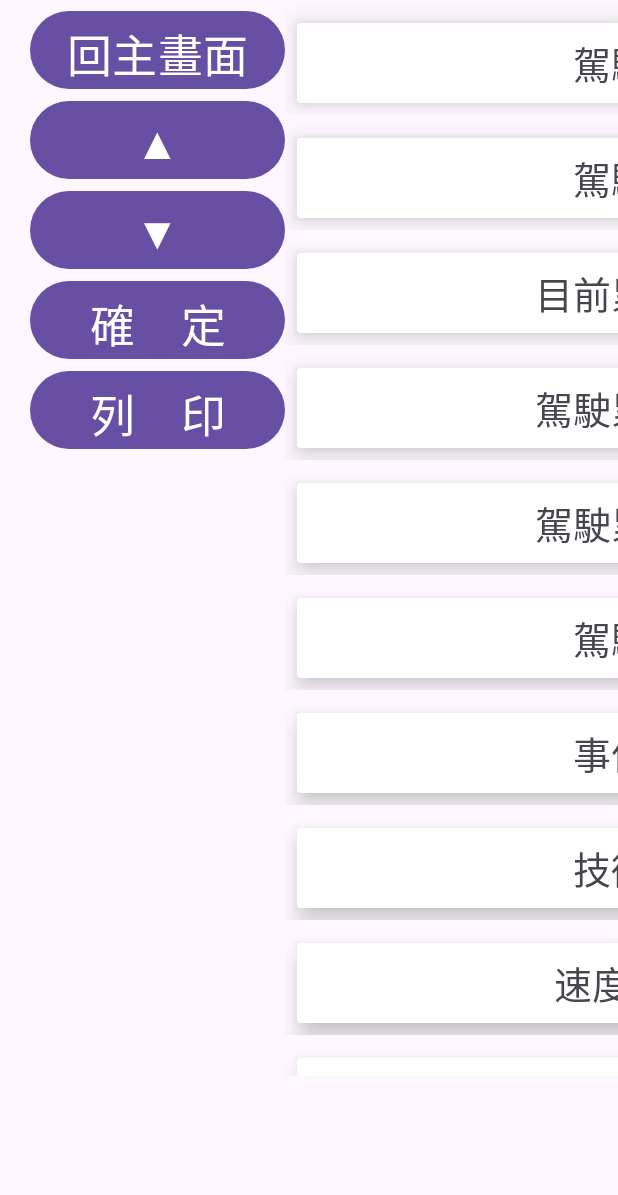
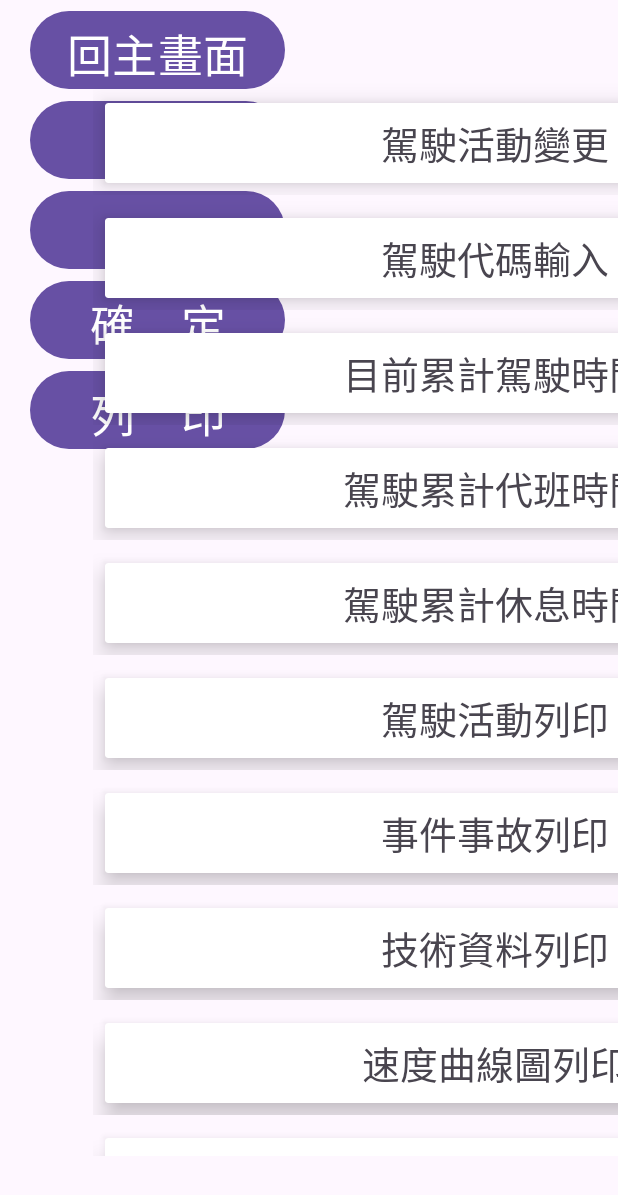
Before and after one commit to ernestwang100/PTAComSample, an Android app: the screen it shows after launch (SettingActivity), on a phone screen of 412 x 824 dp. Shown: the top 1195 px of the screen. Run offline under Robolectric (Android 15) with nearby library versions, the light colour scheme and no system bars.

Commit message:
upBtn, downBtn, homeBtn for SettingActivity add, adjust activity_setting.xml recyclerview constraint

```diff
--- a/app/src/main/java/com/asuka/ptacomsample/SettingActivity.java
+++ b/app/src/main/java/com/asuka/ptacomsample/SettingActivity.java
@@ -1,6 +1,10 @@
 package com.asuka.ptacomsample;
 
+import android.content.Intent;
 import android.os.Bundle;
+import android.util.Log;
+import android.view.View;
+import android.widget.Button;
 
 import androidx.appcompat.app.AppCompatActivity;
 import androidx.recyclerview.widget.LinearLayoutManager;
@@ -10,25 +14,51 @@ import java.util.ArrayList;
 
 public class SettingActivity extends AppCompatActivity {
     ArrayList<SettingModel> settingModels = new ArrayList<>();
-
+    RecyclerView recyclerView;
+    Button homeBtn, upBtn, downBtn;
 
 
     @Override
     protected void onCreate(Bundle savedInstanceState) {
         super.onCreate(savedInstanceState);
         setContentView(R.layout.activity_setting);
-        RecyclerView recyclerView = findViewById(R.id.settingrecycle);
+        recyclerView = findViewById(R.id.settingrecycle);
+        homeBtn = findViewById(R.id.homeBtn);
+        upBtn = findViewById(R.id.upBtn);
+        downBtn = findViewById(R.id.downBtn);
 
         setSettingModels();
 
         SettingAdapter settingAdapter = new SettingAdapter(this, settingModels);
         recyclerView.setAdapter(settingAdapter);
         recyclerView.setLayoutManager(new LinearLayoutManager(this));
+
+
+        homeBtn.setOnClickListener(v -> {
+            Intent intent = new Intent();
+            intent.setClass(SettingActivity.this, MainActivity.class);
+            startActivity(intent);
+        });
+        upBtn.setOnClickListener(new View.OnClickListener(){
+            @Override
+            public void onClick(View v){
+                recyclerView.scrollBy(0, -100);
+            }
+        });
+
+        downBtn.setOnClickListener(new View.OnClickListener(){
+            @Override
+            public void onClick(View v){
+                recyclerView.scrollBy(0, 100);
+            }
+        });
     }
+
 
     private void setSettingModels() {
         String[] settingNames = getResources().getStringArray(R.array.setting_full_txt);
 
+        Log.d("settingNames", String.valueOf(settingNames.length));
         for (int i = 0; i < settingNames.length; i++) {
             settingModels.add(new SettingModel(settingNames[i]));
         }
--- a/app/src/main/res/layout/activity_setting.xml
+++ b/app/src/main/res/layout/activity_setting.xml
@@ -67,6 +67,8 @@
         android:layout_width="478dp"
         android:layout_height="717dp"
         app:layout_constraintStart_toEndOf="@+id/homeBtn"
+        app:layout_constraintEnd_toEndOf="parent"
         app:layout_constraintTop_toTopOf="parent"
+        app:layout_constraintBottom_toBottomOf="parent"
         tools:layout_editor_absoluteY="1dp" />
 </androidx.constraintlayout.widget.ConstraintLayout>
```
